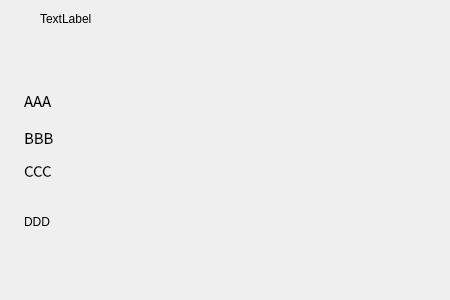
UbuntuKylin/kylin-burner, file src/kylinburnerabout.ui: the form before one commit.
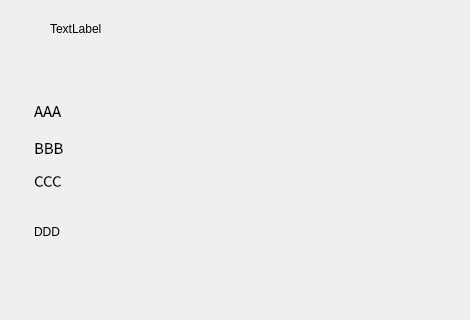
The form after the commit. Icons and pictures are not drawn.

Diff of the .ui file:
```diff
--- a/src/kylinburnerabout.ui
+++ b/src/kylinburnerabout.ui
@@ -6,8 +6,8 @@
    <rect>
     <x>0</x>
     <y>0</y>
-    <width>450</width>
-    <height>300</height>
+    <width>470</width>
+    <height>320</height>
    </rect>
   </property>
   <property name="sizePolicy">
@@ -18,14 +18,14 @@
   </property>
   <property name="minimumSize">
    <size>
-    <width>150</width>
-    <height>150</height>
+    <width>470</width>
+    <height>320</height>
    </size>
   </property>
   <property name="maximumSize">
    <size>
-    <width>450</width>
-    <height>300</height>
+    <width>470</width>
+    <height>320</height>
    </size>
   </property>
   <property name="windowTitle">
@@ -36,6 +36,36 @@
     <number>0</number>
    </property>
    <property name="leftMargin">
+    <number>10</number>
+   </property>
+   <property name="topMargin">
+    <number>10</number>
+   </property>
+   <property name="rightMargin">
+    <number>10</number>
+   </property>
+   <property name="bottomMargin">
+    <number>10</number>
+   </property>
+   <item>
+    <widget class="QWidget" name="aboutBackground" native="true">
+     <property name="minimumSize">
+      <size>
+       <width>450</width>
+       <height>300</height>
+      </size>
+     </property>
+     <property name="maximumSize">
+      <size>
+       <width>450</width>
+       <height>300</height>
+      </size>
+     </property>
+     <layout class="QVBoxLayout" name="verticalLayout_3">
+      <property name="spacing">
+       <number>0</number>
+      </property>
+      <property name="leftMargin">
     <number>0</number>
    </property>
    <property name="topMargin">
@@ -374,6 +404,9 @@
            <property name="alignment">
             <set>Qt::AlignLeading|Qt::AlignLeft|Qt::AlignTop</set>
            </property>
+             </widget>
+            </item>
+           </layout>
           </widget>
          </item>
         </layout>
```
Lines whose indentation alone changed are shown as unchanged.
